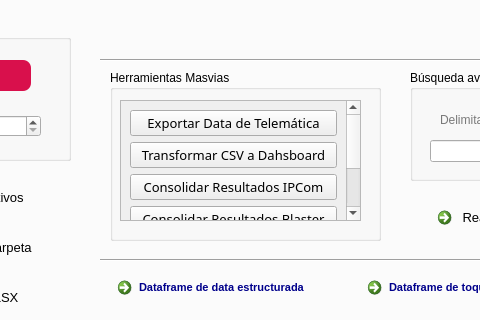
Above: gui/Project.ui from JU4ND4V1DMM/devops_desktop_syncra before the change; both pictures show x 234 to 714 and y 86 to 406 of the 1014 by 756 pixel window. Below: the same form after it.
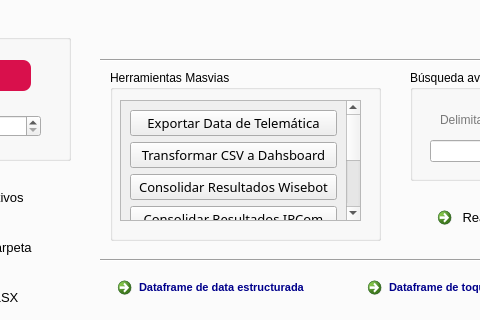
That is the form after the change. The open tabs and pages were chosen to show the change. Icons and pictures are not drawn.

Commit message: New function to read wisebot files

```diff
--- a/gui/Project.ui
+++ b/gui/Project.ui
@@ -3361,11 +3361,11 @@
             <x>0</x>
             <y>0</y>
             <width>222</width>
-            <height>192</height>
+            <height>222</height>
            </rect>
           </property>
           <layout class="QGridLayout" name="gridLayout_2">
-           <item row="5" column="0">
+           <item row="6" column="0">
             <widget class="QPushButton" name="pushButton_21">
              <property name="font">
               <font>
@@ -3421,7 +3421,7 @@
              </property>
             </widget>
            </item>
-           <item row="6" column="0">
+           <item row="7" column="0">
             <widget class="QPushButton" name="pushButton_22">
              <property name="font">
               <font>
@@ -3449,62 +3449,6 @@
              </property>
             </widget>
            </item>
-           <item row="2" column="0">
-            <widget class="QPushButton" name="pushButton_12">
-             <property name="font">
-              <font>
-               <family>Bahnschrift SemiBold</family>
-               <pointsize>10</pointsize>
-               <weight>7</weight>
-               <italic>false</italic>
-               <bold>false</bold>
-              </font>
-             </property>
-             <property name="styleSheet">
-              <string notr="true">/* Al pasar el mouse */
-QPushButton:hover {
-    border: 2px solid rgb(217, 16, 76); /* Borde gris claro */
-    border-radius: 8px;
-}
-QPushButton:pressed
-{
-	color: rgb(255, 255, 255);
-	background-color: rgb(217, 16, 76);
-}</string>
-             </property>
-             <property name="text">
-              <string>Consolidar Resultados IPCom</string>
-             </property>
-            </widget>
-           </item>
-           <item row="4" column="0">
-            <widget class="QPushButton" name="pushButton_11">
-             <property name="font">
-              <font>
-               <family>Bahnschrift SemiBold</family>
-               <pointsize>10</pointsize>
-               <weight>7</weight>
-               <italic>false</italic>
-               <bold>false</bold>
-              </font>
-             </property>
-             <property name="styleSheet">
-              <string notr="true">/* Al pasar el mouse */
-QPushButton:hover {
-    border: 2px solid rgb(217, 16, 76); /* Borde gris claro */
-    border-radius: 8px;
-}
-QPushButton:pressed
-{
-	color: rgb(255, 255, 255);
-	background-color: rgb(217, 16, 76);
-}</string>
-             </property>
-             <property name="text">
-              <string>Consolidar Resultados Blaster</string>
-             </property>
-            </widget>
-           </item>
            <item row="1" column="0">
             <widget class="QPushButton" name="pushButton_25">
              <property name="font">
@@ -3533,6 +3477,90 @@
              </property>
             </widget>
            </item>
+           <item row="5" column="0">
+            <widget class="QPushButton" name="pushButton_11">
+             <property name="font">
+              <font>
+               <family>Bahnschrift SemiBold</family>
+               <pointsize>10</pointsize>
+               <weight>7</weight>
+               <italic>false</italic>
+               <bold>false</bold>
+              </font>
+             </property>
+             <property name="styleSheet">
+              <string notr="true">/* Al pasar el mouse */
+QPushButton:hover {
+    border: 2px solid rgb(217, 16, 76); /* Borde gris claro */
+    border-radius: 8px;
+}
+QPushButton:pressed
+{
+	color: rgb(255, 255, 255);
+	background-color: rgb(217, 16, 76);
+}</string>
+             </property>
+             <property name="text">
+              <string>Consolidar Resultados Blaster</string>
+             </property>
+            </widget>
+           </item>
+           <item row="3" column="0">
+            <widget class="QPushButton" name="pushButton_12">
+             <property name="font">
+              <font>
+               <family>Bahnschrift SemiBold</family>
+               <pointsize>10</pointsize>
+               <weight>7</weight>
+               <italic>false</italic>
+               <bold>false</bold>
+              </font>
+             </property>
+             <property name="styleSheet">
+              <string notr="true">/* Al pasar el mouse */
+QPushButton:hover {
+    border: 2px solid rgb(217, 16, 76); /* Borde gris claro */
+    border-radius: 8px;
+}
+QPushButton:pressed
+{
+	color: rgb(255, 255, 255);
+	background-color: rgb(217, 16, 76);
+}</string>
+             </property>
+             <property name="text">
+              <string>Consolidar Resultados IPCom</string>
+             </property>
+            </widget>
+           </item>
+           <item row="2" column="0">
+            <widget class="QPushButton" name="pushButton_26">
+             <property name="font">
+              <font>
+               <family>Bahnschrift SemiBold</family>
+               <pointsize>10</pointsize>
+               <weight>7</weight>
+               <italic>false</italic>
+               <bold>false</bold>
+              </font>
+             </property>
+             <property name="styleSheet">
+              <string notr="true">/* Al pasar el mouse */
+QPushButton:hover {
+    border: 2px solid rgb(217, 16, 76); /* Borde gris claro */
+    border-radius: 8px;
+}
+QPushButton:pressed
+{
+	color: rgb(255, 255, 255);
+	background-color: rgb(217, 16, 76);
+}</string>
+             </property>
+             <property name="text">
+              <string>Consolidar Resultados Wisebot</string>
+             </property>
+            </widget>
+           </item>
           </layout>
          </widget>
         </widget>
```
The commit also changes 7 other files.
